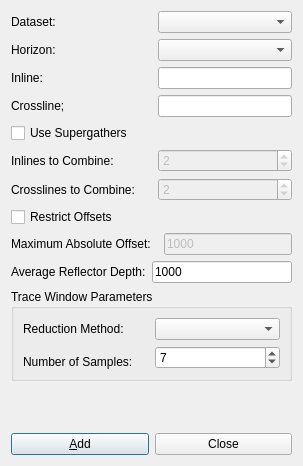
Old version of the form ProjectViewer/amplitudecurvedataselectiondialog.ui in the repository fsoos74/su.
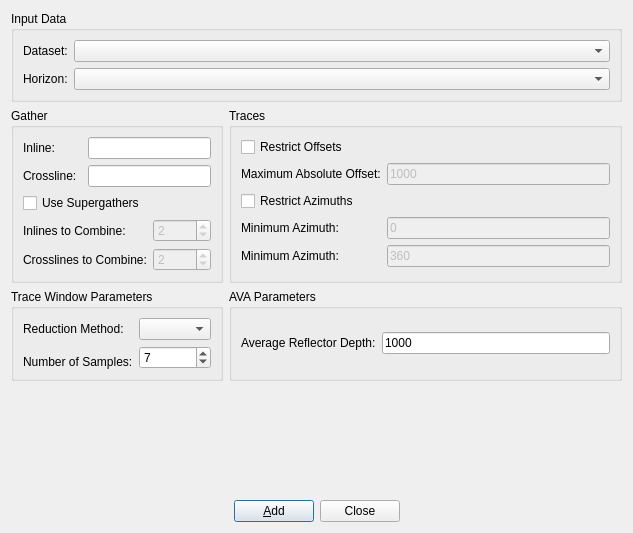
New version of the form. Icons and pictures are not drawn.

Commit message: Added azimuth selection

```diff
--- a/ProjectViewer/amplitudecurvedataselectiondialog.ui
+++ b/ProjectViewer/amplitudecurvedataselectiondialog.ui
@@ -6,8 +6,8 @@
    <rect>
     <x>0</x>
     <y>0</y>
-    <width>303</width>
-    <height>466</height>
+    <width>633</width>
+    <height>533</height>
    </rect>
   </property>
   <property name="windowTitle">
@@ -15,6 +15,14 @@
   </property>
   <layout class="QVBoxLayout" name="verticalLayout">
    <item>
+    <layout class="QGridLayout" name="gridLayout_5">
+     <item row="0" column="0" colspan="2">
+      <widget class="QGroupBox" name="groupBox_2">
+       <property name="title">
+        <string>Input Data</string>
+       </property>
+       <layout class="QVBoxLayout" name="verticalLayout_2">
+        <item>
     <layout class="QGridLayout" name="gridLayout">
      <item row="0" column="0">
       <widget class="QLabel" name="label">
@@ -23,8 +31,15 @@
        </property>
       </widget>
      </item>
-     <item row="0" column="2" colspan="2">
-      <widget class="QComboBox" name="cbDataset"/>
+          <item row="0" column="1">
+           <widget class="QComboBox" name="cbDataset">
+            <property name="sizePolicy">
+             <sizepolicy hsizetype="Expanding" vsizetype="Fixed">
+              <horstretch>0</horstretch>
+              <verstretch>0</verstretch>
+             </sizepolicy>
+            </property>
+           </widget>
      </item>
      <item row="1" column="0">
       <widget class="QLabel" name="label_2">
@@ -33,44 +48,62 @@
        </property>
       </widget>
      </item>
-     <item row="1" column="2" colspan="2">
-      <widget class="QComboBox" name="cbHorizon"/>
-     </item>
-     <item row="2" column="0">
+          <item row="1" column="1">
+           <widget class="QComboBox" name="cbHorizon">
+            <property name="sizePolicy">
+             <sizepolicy hsizetype="Expanding" vsizetype="Fixed">
+              <horstretch>0</horstretch>
+              <verstretch>0</verstretch>
+             </sizepolicy>
+            </property>
+           </widget>
+          </item>
+         </layout>
+        </item>
+       </layout>
+      </widget>
+     </item>
+     <item row="1" column="0">
+      <widget class="QGroupBox" name="groupBox_3">
+       <property name="title">
+        <string>Gather</string>
+       </property>
+       <layout class="QGridLayout" name="gridLayout_3">
+        <item row="0" column="0">
       <widget class="QLabel" name="label_3">
        <property name="text">
         <string>Inline:</string>
        </property>
       </widget>
      </item>
-     <item row="2" column="2" colspan="2">
+        <item row="0" column="1" colspan="2">
       <widget class="QLineEdit" name="leInline"/>
      </item>
-     <item row="3" column="0">
+        <item row="1" column="0">
       <widget class="QLabel" name="label_4">
        <property name="text">
-        <string>Crossline;</string>
+           <string>Crossline:</string>
        </property>
       </widget>
      </item>
-     <item row="3" column="2" colspan="2">
+        <item row="1" column="1" colspan="2">
       <widget class="QLineEdit" name="leCrossline"/>
      </item>
-     <item row="4" column="0">
+        <item row="2" column="0" colspan="3">
       <widget class="QCheckBox" name="cbSuperGather">
        <property name="text">
         <string>Use Supergathers</string>
        </property>
       </widget>
      </item>
-     <item row="5" column="0">
+        <item row="3" column="0" colspan="2">
       <widget class="QLabel" name="label_8">
        <property name="text">
         <string>Inlines to Combine:</string>
        </property>
       </widget>
      </item>
-     <item row="5" column="2" colspan="2">
+        <item row="3" column="2">
       <widget class="QSpinBox" name="sbInlines">
        <property name="enabled">
         <bool>false</bool>
@@ -86,14 +119,14 @@
        </property>
       </widget>
      </item>
-     <item row="6" column="0" colspan="2">
+        <item row="4" column="0" colspan="2">
       <widget class="QLabel" name="label_9">
        <property name="text">
         <string>Crosslines to Combine:</string>
        </property>
       </widget>
      </item>
-     <item row="6" column="2" colspan="2">
+        <item row="4" column="2">
       <widget class="QSpinBox" name="sbCrosslines">
        <property name="enabled">
         <bool>false</bool>
@@ -109,7 +142,16 @@
        </property>
       </widget>
      </item>
-     <item row="7" column="0">
+       </layout>
+      </widget>
+     </item>
+     <item row="1" column="1">
+      <widget class="QGroupBox" name="groupBox_4">
+       <property name="title">
+        <string>Traces</string>
+       </property>
+       <layout class="QGridLayout" name="gridLayout_4">
+        <item row="0" column="0" colspan="2">
       <widget class="QCheckBox" name="cbRestrictOffset">
        <property name="text">
         <string>Restrict Offsets</string>
@@ -119,14 +161,14 @@
        </property>
       </widget>
      </item>
-     <item row="8" column="0" colspan="3">
+        <item row="1" column="0">
       <widget class="QLabel" name="label_7">
        <property name="text">
         <string>Maximum Absolute Offset:</string>
        </property>
       </widget>
      </item>
-     <item row="8" column="3">
+        <item row="1" column="1">
       <widget class="QLineEdit" name="leMaxOffset">
        <property name="enabled">
         <bool>false</bool>
@@ -136,23 +178,51 @@
        </property>
       </widget>
      </item>
-     <item row="9" column="0">
-      <widget class="QLabel" name="label_10">
+        <item row="2" column="0" colspan="2">
+         <widget class="QCheckBox" name="cbRestrictAzimuth">
        <property name="text">
-        <string>Average Reflector Depth:</string>
+           <string>Restrict Azimuths</string>
        </property>
       </widget>
      </item>
-     <item row="9" column="1" colspan="3">
-      <widget class="QLineEdit" name="leDepth">
+        <item row="3" column="0">
+         <widget class="QLabel" name="label_11">
        <property name="text">
-        <string>1000</string>
+           <string>Minimum Azimuth:</string>
+          </property>
+         </widget>
+        </item>
+        <item row="3" column="1">
+         <widget class="QLineEdit" name="leMinAzimuth">
+          <property name="enabled">
+           <bool>false</bool>
+          </property>
+          <property name="text">
+           <string>0</string>
+          </property>
+         </widget>
+        </item>
+        <item row="4" column="0">
+         <widget class="QLabel" name="label_12">
+          <property name="text">
+           <string>Minimum Azimuth:</string>
+          </property>
+         </widget>
+        </item>
+        <item row="4" column="1">
+         <widget class="QLineEdit" name="leMaxAzimuth">
+          <property name="enabled">
+           <bool>false</bool>
+          </property>
+          <property name="text">
+           <string>360</string>
        </property>
       </widget>
      </item>
     </layout>
-   </item>
-   <item>
+      </widget>
+     </item>
+     <item row="2" column="0">
     <widget class="QGroupBox" name="groupBox">
      <property name="title">
       <string>Trace Window Parameters</string>
@@ -194,6 +264,31 @@
      </layout>
     </widget>
    </item>
+     <item row="2" column="1">
+      <widget class="QGroupBox" name="groupBox_5">
+       <property name="title">
+        <string>AVA Parameters</string>
+       </property>
+       <layout class="QGridLayout" name="gridLayout_6">
+        <item row="0" column="0">
+         <widget class="QLabel" name="label_10">
+          <property name="text">
+           <string>Average Reflector Depth:</string>
+          </property>
+         </widget>
+        </item>
+        <item row="0" column="1">
+         <widget class="QLineEdit" name="leDepth">
+          <property name="text">
+           <string>1000</string>
+          </property>
+         </widget>
+        </item>
+       </layout>
+      </widget>
+     </item>
+    </layout>
+   </item>
    <item>
     <spacer name="verticalSpacer">
      <property name="orientation">
@@ -209,6 +304,19 @@
    </item>
    <item>
     <layout class="QHBoxLayout" name="horizontalLayout">
+     <item>
+      <spacer name="horizontalSpacer">
+       <property name="orientation">
+        <enum>Qt::Horizontal</enum>
+       </property>
+       <property name="sizeHint" stdset="0">
+        <size>
+         <width>40</width>
+         <height>20</height>
+        </size>
+       </property>
+      </spacer>
+     </item>
      <item>
       <widget class="QPushButton" name="pbAdd">
        <property name="text">
@@ -223,6 +331,19 @@
        </property>
       </widget>
      </item>
+     <item>
+      <spacer name="horizontalSpacer_2">
+       <property name="orientation">
+        <enum>Qt::Horizontal</enum>
+       </property>
+       <property name="sizeHint" stdset="0">
+        <size>
+         <width>40</width>
+         <height>20</height>
+        </size>
+       </property>
+      </spacer>
+     </item>
     </layout>
    </item>
   </layout>
```
Left out of the diff: 40 changed lines with no effect on the pictures. Lines whose indentation alone changed are shown as unchanged. The commit also changes 16 other files.
